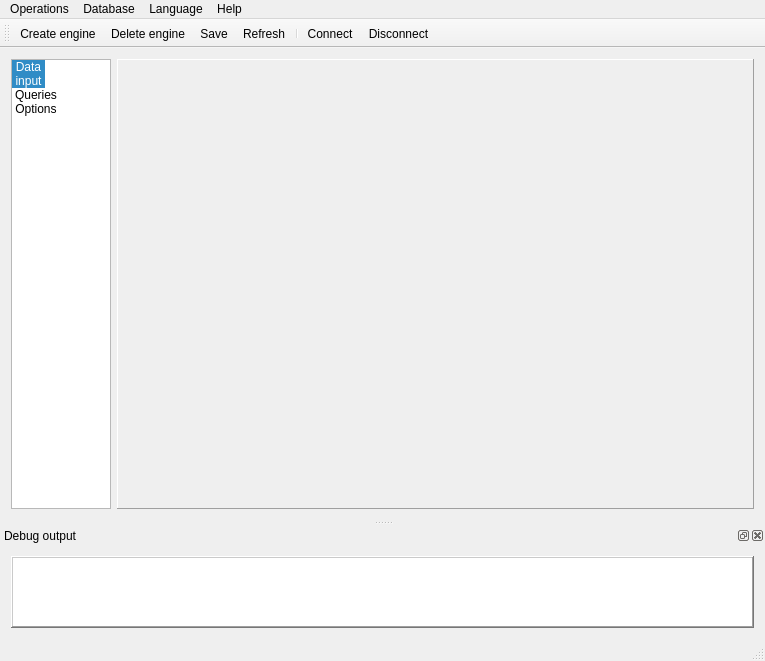
Qt form gtes_starts/appforms/main_window.ui (olgerd27/gtes_starts) before a commit.
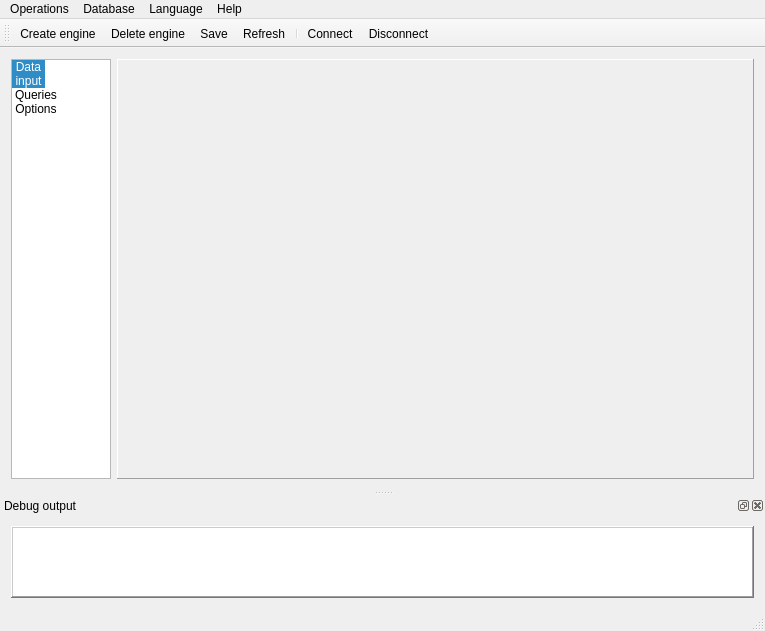
The same form after that commit. Icons and pictures are not drawn. Custom widgets are drawn as their Qt base class.

Commit message: Move the "model change type" label to outside of tab widget (near by the "engine name" label).

Patch:
```diff
--- a/gtes_starts/appforms/main_window.ui
+++ b/gtes_starts/appforms/main_window.ui
@@ -7,7 +7,7 @@
     <x>0</x>
     <y>0</y>
     <width>765</width>
-    <height>632</height>
+    <height>602</height>
    </rect>
   </property>
   <property name="sizePolicy">
@@ -133,7 +133,7 @@
       <property name="minimumSize">
        <size>
         <width>600</width>
-        <height>450</height>
+        <height>420</height>
        </size>
       </property>
       <property name="locale">
```
Left out of the diff: 2 changed lines with no effect on the pictures. The commit also changes 2 other files.
